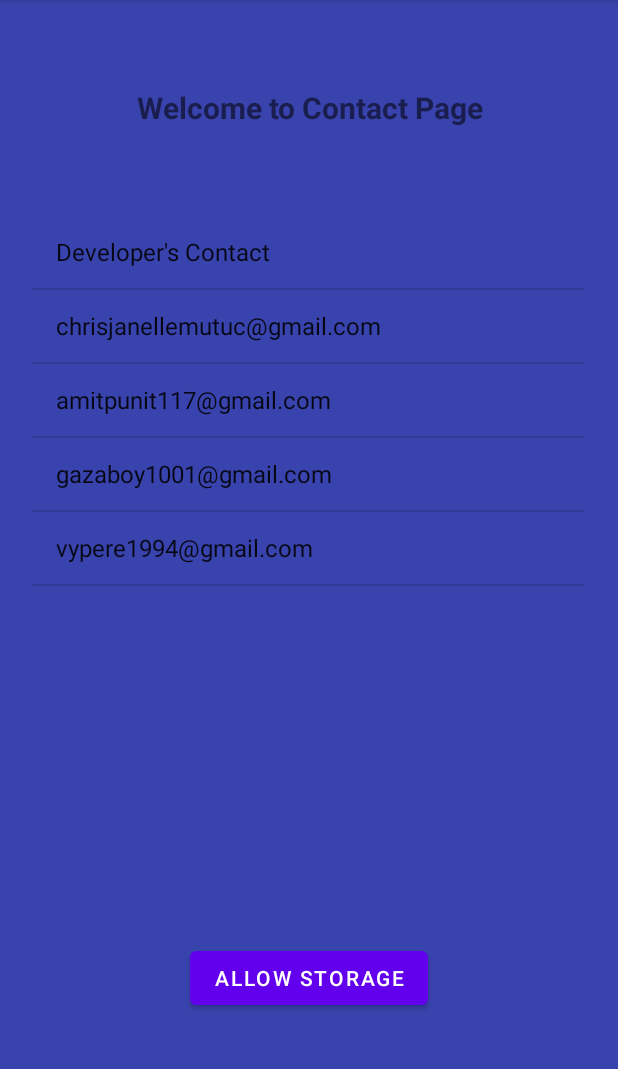
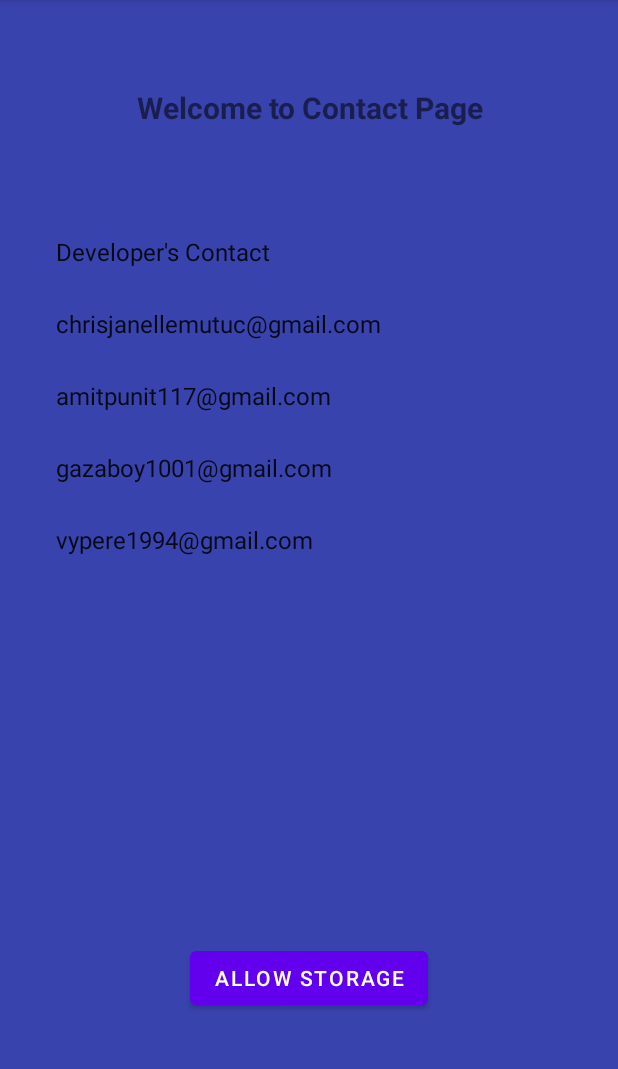
Before and after one commit to AmitRamotar117/SmartBlindAddon, an Android app: the fragment ContactFragment shown on its own in the app's theme, on a phone screen of 412 x 824 dp, the part 84-1153 px from its top. Run offline under Robolectric (Android 15) with nearby library versions, the phone set to English and light mode, and no system bars; 1 statement that could not run was skipped.

Commit message:
remove divider lines from the list view

```diff
--- a/smartblind/src/main/res/layout/fragment_contact.xml
+++ b/smartblind/src/main/res/layout/fragment_contact.xml
@@ -45,7 +45,8 @@
         app:layout_constraintStart_toStartOf="parent"
         app:layout_constraintTop_toTopOf="parent"
         app:layout_constraintVertical_bias="0.343"
-        android:textAlignment="center"/>
+        android:divider="@null"
+        android:dividerHeight="0dp"/>
 
 
 </androidx.constraintlayout.widget.ConstraintLayout>
```
